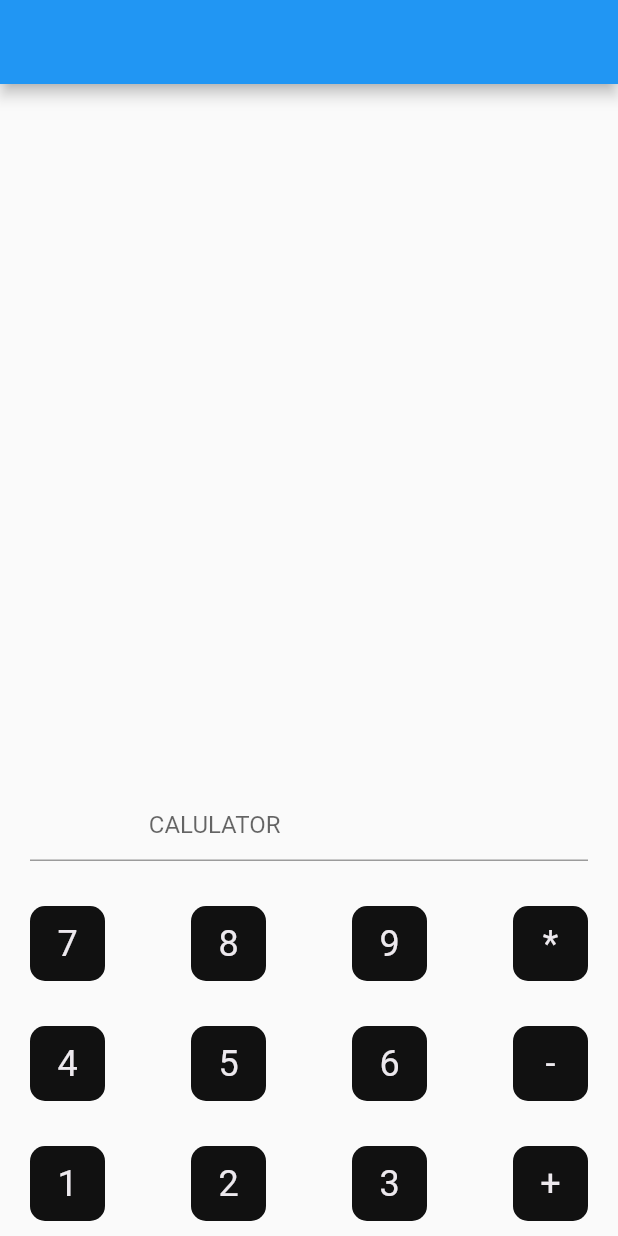
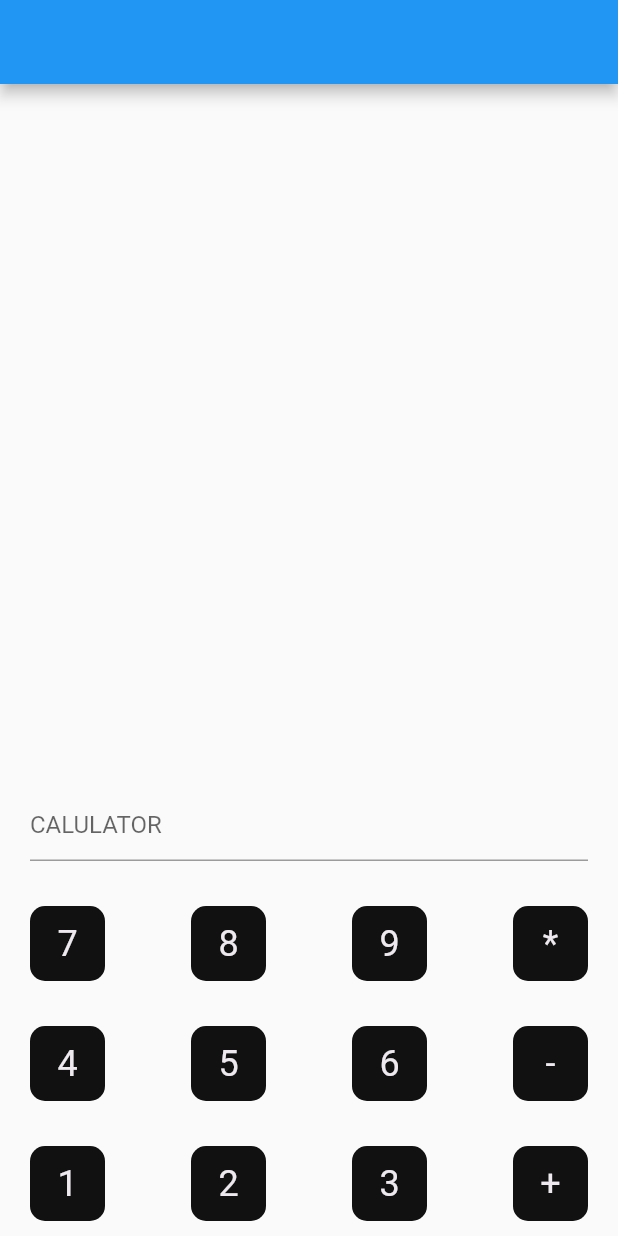
Before and after one commit to ranveersingh1206/calculator, a Flutter app: the screen it shows after launch, on a phone screen of 412 x 824 dp. Run offline on Flutter 3.47's test engine with Material 2 defaults, Android fonts, the light colour scheme and no system bars.

Commit message:
updated ui

```diff
--- a/lib/calculator.dart
+++ b/lib/calculator.dart
@@ -12,7 +12,7 @@ class Calculator extends StatelessWidget {
         child: Column(mainAxisAlignment: MainAxisAlignment.end, children: [
           const TextField(
             decoration: InputDecoration(
-              hintText: ('                    CALULATOR               '),
+              hintText: ('CALULATOR'),
             ),
           ),
           const SizedBox(
@@ -20,7 +20,7 @@ class Calculator extends StatelessWidget {
           ),
           Row(
             mainAxisAlignment: MainAxisAlignment.spaceBetween,
-            children: [
+            children: const [
               ButtonText(
                 text: "7",
               ),
@@ -40,7 +40,7 @@ class Calculator extends StatelessWidget {
           ),
           Row(
             mainAxisAlignment: MainAxisAlignment.spaceBetween,
-            children: [
+            children: const [
               ButtonText(
                 text: "4",
               ),
@@ -60,7 +60,7 @@ class Calculator extends StatelessWidget {
           ),
           Row(
             mainAxisAlignment: MainAxisAlignment.spaceBetween,
-            children: [
+            children: const [
               ButtonText(
                 text: "1",
               ),
```
